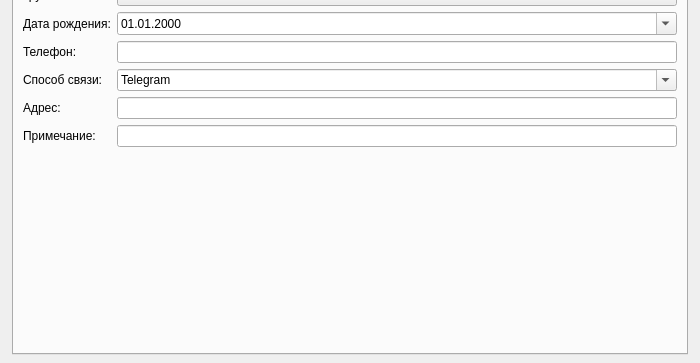
Old version of the form Lyudishki/forms/person_edit.ui in the repository provincialcxz/TheHumans; both pictures show x 0 to 700 and y 237 to 600 of the 700 by 600 pixel window.
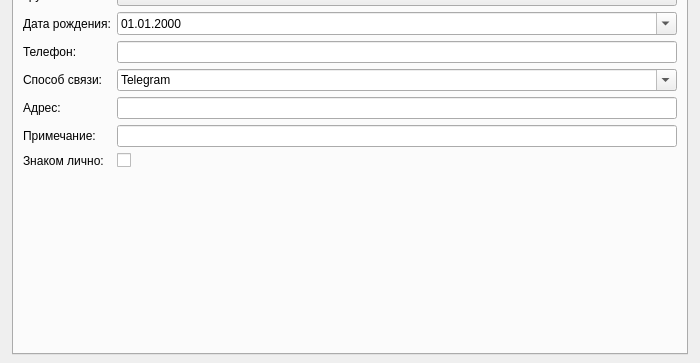
New version of the form.

Commit message: feat: added met-in-person flag

The edit to the form file:
```diff
--- a/Lyudishki/forms/person_edit.ui
+++ b/Lyudishki/forms/person_edit.ui
@@ -154,6 +154,12 @@
        <item row="9" column="1">
         <widget class="QLineEdit" name="editNote"/>
        </item>
+       <item row="10" column="0">
+        <widget class="QLabel"><property name="text"><string>Знаком лично:</string></property></widget>
+       </item>
+       <item row="10" column="1">
+        <widget class="QCheckBox" name="editMetInPerson"/>
+       </item>
       </layout>
      </widget>
      <!-- Tab 2: Доп. инфо -->
```
The commit also changes 8 other files.
